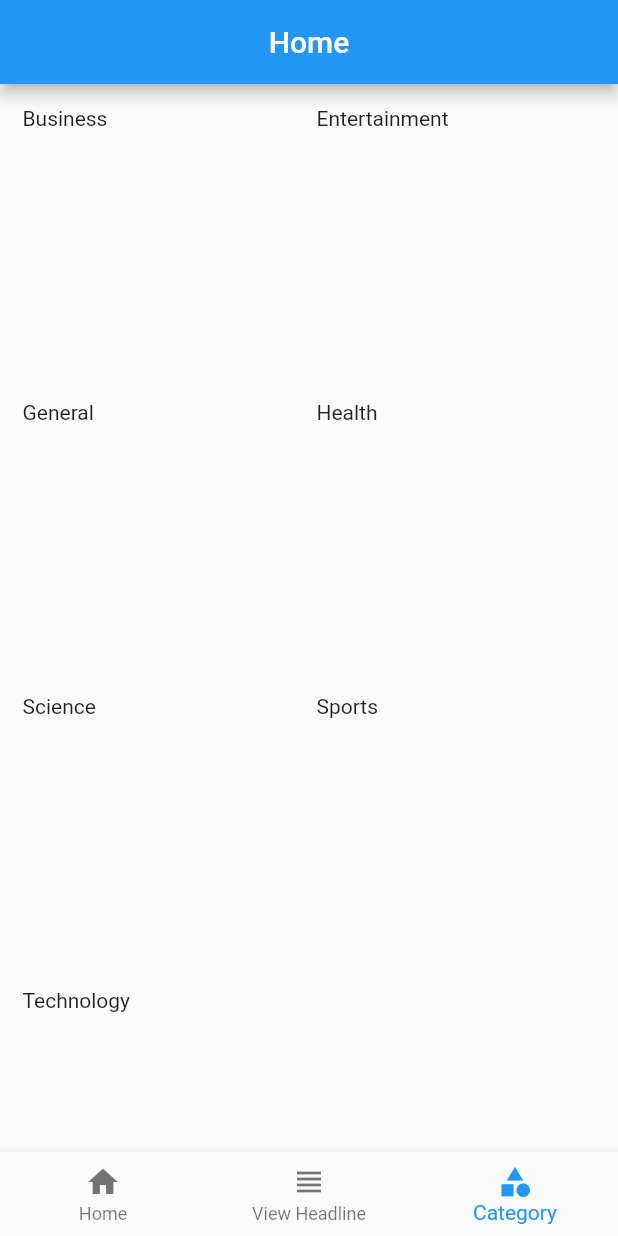
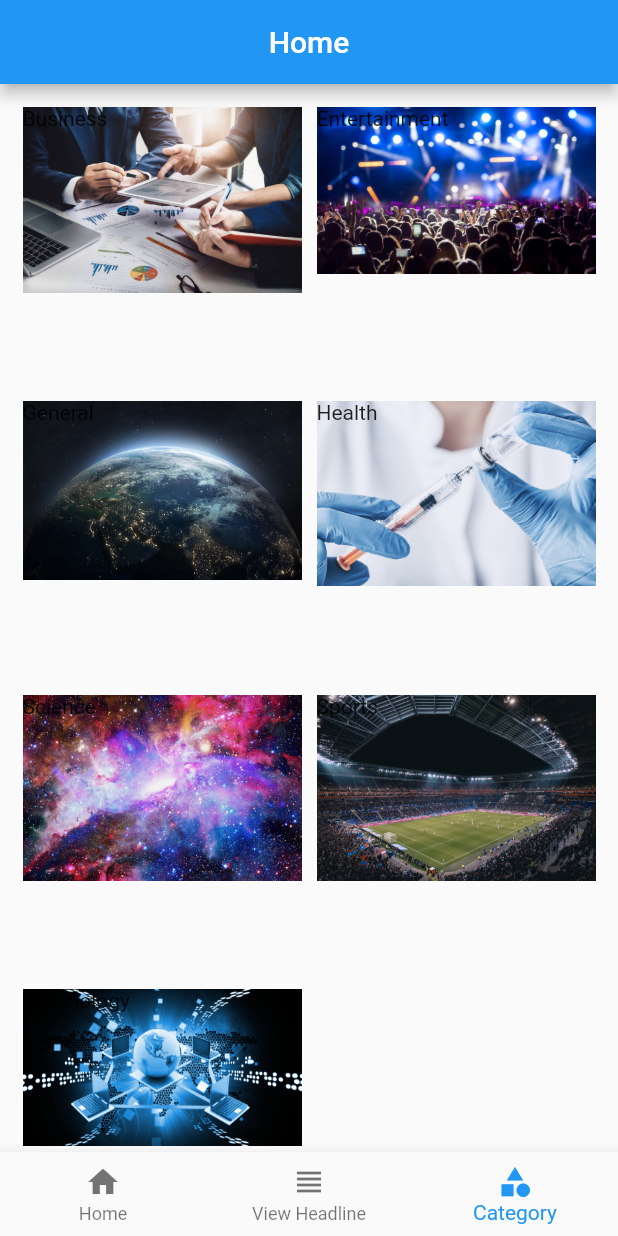
Before and after one commit to zinbrox/news_app_2, a Flutter app: the screen it shows after launch, item 3 of the bottom bar chosen, on a phone screen of 412 x 824 dp. Run offline on Flutter 3.47's test engine with Material 2 defaults, Android fonts, the phone set to English and light mode, and no system bars; our stand-ins replace webview_flutter; network calls fail.

Commit message:
Added Category Images

```diff
--- a/lib/pages/category_news.dart
+++ b/lib/pages/category_news.dart
@@ -2,6 +2,7 @@ import 'package:flutter/material.dart';
 import 'dart:convert';
 import 'package:news_app_2/pages/article.dart';
 import 'package:news_app_2/pages/article_view.dart';
+import 'package:news_app_2/pages/home.dart'; //For bottomNavigationBarFunction()
 import 'package:http/http.dart' as http;
 
 String category;
@@ -78,10 +79,13 @@ class _Category_NewsState extends State<Category_News> {
   Widget build(BuildContext context) {
     return Container(
       child: Scaffold(
+        /*
         appBar: AppBar(
           title: Text("Home News"),
           centerTitle: true,
         ),
+
+         */
 
         body: _loading? Center(
           child: CircularProgressIndicator(),
--- a/lib/pages/category_selection.dart
+++ b/lib/pages/category_selection.dart
@@ -25,6 +25,7 @@ class _Category_SelectionState extends State<Category_Selection> {
               child: Container(
                 child: Stack(
                   children: <Widget>[
+                    Image(image: AssetImage('assets/Business.jpg'),),
                     Text("Business"),
                   ],
                 ),
@@ -38,6 +39,7 @@ class _Category_SelectionState extends State<Category_Selection> {
               child: Container(
                 child: Stack(
                   children: <Widget>[
+                    Image(image: AssetImage('assets/Entertainment.jpg'),),
                     Text("Entertainment"),
                   ],
                 ),
@@ -51,6 +53,7 @@ class _Category_SelectionState extends State<Category_Selection> {
               child: Container(
                 child: Stack(
                   children: <Widget>[
+                    Image(image: AssetImage('assets/General.jpg'),),
                     Text("General"),
                   ],
                 ),
@@ -64,6 +67,7 @@ class _Category_SelectionState extends State<Category_Selection> {
               child: Container(
                 child: Stack(
                   children: <Widget>[
+                    Image(image: AssetImage('assets/Health.jpg'),),
                     Text("Health"),
                   ],
                 ),
@@ -77,6 +81,7 @@ class _Category_SelectionState extends State<Category_Selection> {
               child: Container(
                 child: Stack(
                   children: <Widget>[
+                    Image(image: AssetImage('assets/Science.jpg'),),
                     Text("Science"),
                   ],
                 ),
@@ -90,6 +95,7 @@ class _Category_SelectionState extends State<Category_Selection> {
               child: Container(
                 child: Stack(
                   children: <Widget>[
+                    Image(image: AssetImage('assets/Sports.jpg'),),
                     Text("Sports"),
                   ],
                 ),
@@ -103,6 +109,7 @@ class _Category_SelectionState extends State<Category_Selection> {
               child: Container(
                 child: Stack(
                   children: <Widget>[
+                    Image(image: AssetImage('assets/Technology.jpg'),),
                     Text("Technology"),
                   ],
                 ),
--- a/lib/pages/home.dart
+++ b/lib/pages/home.dart
@@ -5,6 +5,8 @@ import 'package:news_app_2/pages/article_view.dart';
 import 'package:news_app_2/pages/category_selection.dart';
 import 'package:news_app_2/pages/home_news.dart';
 
+
+String type = "Headlines"; //For later combining into single function ** NOT DONE YET **
 
 class Home extends StatefulWidget {
   @override
@@ -28,7 +30,15 @@ class _HomeState extends State<Home> {
           title: Text("Home"),
           centerTitle: true,
         ),
-        bottomNavigationBar: BottomNavigationBar(
+        bottomNavigationBar: bottomNavigationBarFunction(),
+        body: tabs[_currentIndex],
+
+      ),
+    );
+  }
+  Widget bottomNavigationBarFunction()
+  {
+    return BottomNavigationBar(
       currentIndex: _currentIndex,
       items: [
         BottomNavigationBarItem(
@@ -49,29 +59,7 @@ class _HomeState extends State<Home> {
           _currentIndex=index;
         });
       },
-        ),
-        body: tabs[_currentIndex],
-        /*
-        Center(
-          child: Column(
-            children: <Widget>[
-              Container(
-                child: Text("Hello"),
-              ),
-              SizedBox(
-                height: 100.0,
-              ),
-              RaisedButton(
-                child: const Text("Start"),
-                onPressed: (){
-                  Navigator.pushNamed(context, '/home_news');
-                },
-              ),
-            ],
-          ),
-        ),
-        */
-      ),
     );
   }
+
 }
--- a/pubspec.yaml
+++ b/pubspec.yaml
@@ -48,9 +48,8 @@ flutter:
   uses-material-design: true
 
   # To add assets to your application, add an assets section, like this:
-  # assets:
-  #   - images/a_dot_burr.jpeg
-  #   - images/a_dot_ham.jpeg
+  assets:
+    - assets/
 
   # An image asset can refer to one or more resolution-specific "variants", see
   # https://flutter.dev/assets-and-images/#resolution-aware.
```
Also changed, not shown: assets/Business.jpg (added), assets/Entertainment.jpg (added), assets/General.jpg (added), assets/Health.jpg (added), assets/Science.jpg (added), assets/Sports.jpg (added), assets/Technology.jpg (added). Lines whose indentation alone changed are shown as unchanged.
